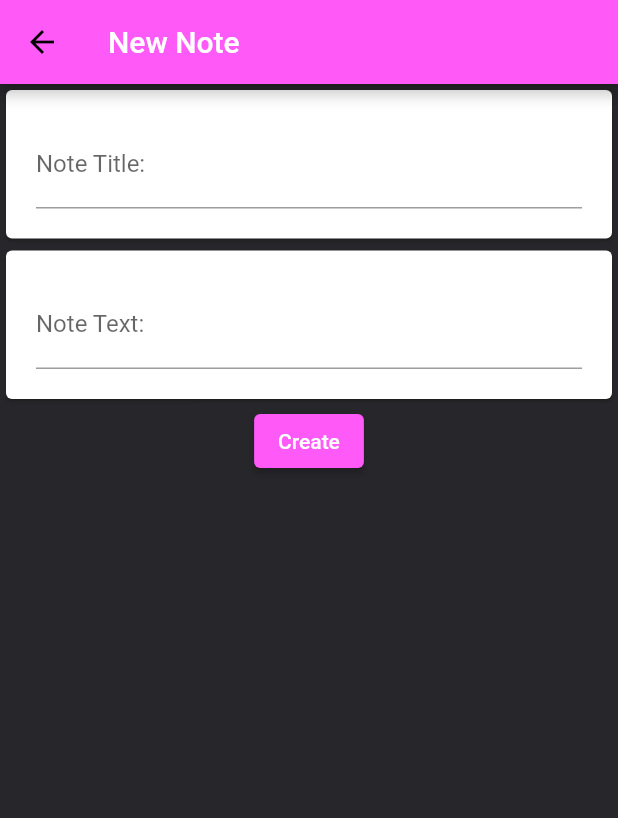
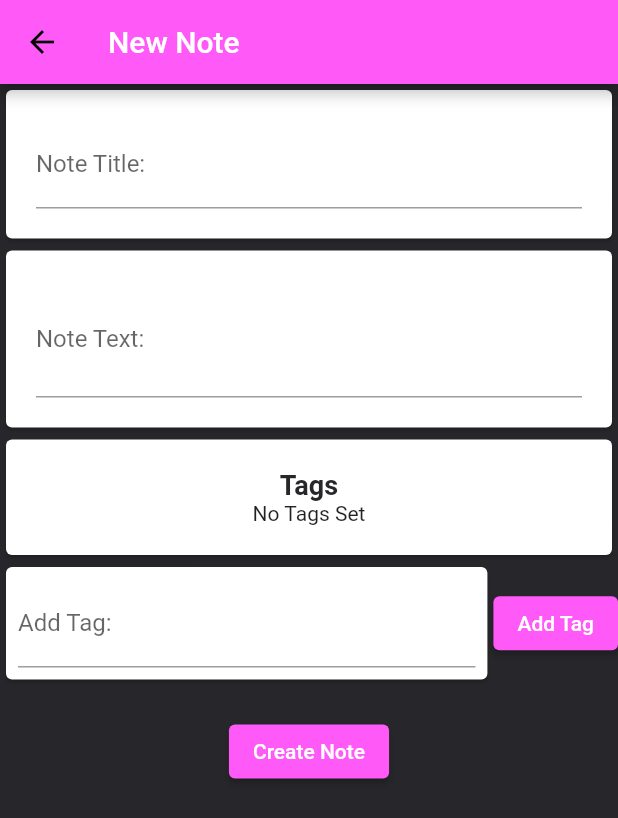
Before and after one commit to jacob1710/noteyio-flutter, a Flutter app: the CreateNoteView screen opened directly with empty values, on a phone screen of 412 x 824 dp. Shown: the top 818 px of the screen. Run offline on Flutter 3.47's test engine with Material 2 defaults, Android fonts, the phone set to English and light mode, and no system bars; our stand-ins replace firebase_auth, firebase_core, flutter_slidable, get_it, stacked; accounts and stored records are empty.

Commit message:
Add ability to add tags to note

```diff
--- a/lib/models/NewNoteDto.dart
+++ b/lib/models/NewNoteDto.dart
@@ -4,7 +4,7 @@ class NewNoteDto{
   String imgId;
   String title;
   var tags = <String>[];
-  NewNoteDto({required this.userId, required this.text, required this.imgId, required this.title});
+  NewNoteDto({required this.userId, required this.text, required this.imgId, required this.title, required this.tags});
 
   Map<String, dynamic> toJson() {
     final Map<String, dynamic> newNote = new Map<String, dynamic>();
--- a/lib/services/api_service.dart
+++ b/lib/services/api_service.dart
@@ -55,6 +55,7 @@ class ApiService{
 
   Future<NoteyioUser?> getUser(String firebaseId) async{
     print('ApiService.getUser');
+    await populateHeaders();
     try {
       var endpoint = Uri.parse('$_endpoint/users/get?firebaseId=$firebaseId');
       var response =
@@ -83,7 +84,7 @@ class ApiService{
 
   Future<NoteyioUser?> registerUser(Map<String, String> newUserDto) async{
     print('ApiService.registerUser');
-    const String firebaseId = 'qsdgjnhsldjkgh234626';
+    await populateHeaders();
     try {
       var endpoint = Uri.parse('$_endpoint/users/create');
       var response =
@@ -120,6 +121,7 @@ class ApiService{
 
   Future<UserNoteList?> getNotesForUser(String userId) async{
     print('ApiService.getNotesForUser');
+    await populateHeaders();
     try {
       var endpoint = Uri.parse('$_endpoint/notes/getAllForUser?userId=$userId');
       print(endpoint);
@@ -150,6 +152,7 @@ class ApiService{
 
   Future<bool?> deleteNoteWithId(String noteId) async{
     print('ApiService.deleteNoteWithId');
+    await populateHeaders();
     try {
       var endpoint = Uri.parse('$_endpoint/notes/delete?noteId=$noteId');
       print(endpoint);
@@ -182,6 +185,7 @@ class ApiService{
 
   Future<bool?> createNewNote (NewNoteDto newNoteDto) async{
     print('ApiService.createNewNote');
+    await populateHeaders();
     try {
       var endpoint = Uri.parse('$_endpoint/notes/create');
       print(endpoint);
--- /dev/null
+++ b/lib/services/image_service.dart
@@ -0,0 +1,3 @@
+class ImageService{
+  //TODO: Implement image downloading, caching in storage, displaying and uploading
+}
--- a/lib/views/note_creation/create_note_view.dart
+++ b/lib/views/note_creation/create_note_view.dart
@@ -15,8 +15,12 @@ class CreateNoteView extends StatefulWidget {
 }
 
 class _CreateNoteViewState extends State<CreateNoteView> {
+
   @override
   Widget build(BuildContext context) {
+    final double screenHeight = MediaQuery.of(context).size.height;
+    final double screenWidth = MediaQuery.of(context).size.width;
+    var _tagController = TextEditingController();
     return ViewModelBuilder<CreateNoteViewModel>.reactive(
         viewModelBuilder: () => CreateNoteViewModel(),
         onModelReady: (model) => model.init(),
@@ -58,13 +62,83 @@ class _CreateNoteViewState extends State<CreateNoteView> {
                           labelText: 'Note Text:',
                         ),
                         enableSuggestions: true,
-                        autocorrect: false,
+                        autocorrect: true,
+                        minLines: 2,
+                        maxLines: 6,
                         onChanged: (value) {
                           model.text = value;
                         },
                       ),
                     )
                 ),
+                Card(
+                    child: Padding(
+                      padding: const EdgeInsets.all(20.0),
+                      child: Column(
+                        children: [
+                          Text(
+                            "Tags",
+                            style: AppStyles.kHeadingTextStyle
+                          ),
+                          model.tags.isEmpty ? Center(child: Text('No Tags Set')):ListView.builder(
+                              shrinkWrap: true,
+                              itemCount: model.tags.length,
+                              itemBuilder: (context, int index) {
+                                return Text('• '+model.tags[index]);
+                              }
+                          ),
+                        ],
+                      )
+                    )
+                ),
+
+                Row(
+                  mainAxisSize: MainAxisSize.min,
+                  children: [
+                    Expanded(
+                      child: Card(
+                          child: Container(
+                            width: screenWidth*0.6,
+                            child: Padding(
+                              padding: const EdgeInsets.all(8.0),
+                              child: TextFormField(
+                                controller: _tagController,
+                                decoration: const InputDecoration(
+                                  hintText: 'Enter Tag Name',
+                                  labelText: 'Add Tag:',
+                                ),
+                                enableSuggestions: true,
+                                autocorrect: false,
+                                onChanged: (value) {
+                                  model.currentTag = value;
+                                },
+                              ),
+                            ),
+                          )
+                      ),
+                    ),
+                    DefaultButton(
+                      onTapped: () async {
+                        bool complete =  model.addTagToList(model.currentTag);
+                        print(complete);
+                        if(complete){
+                          _tagController.clear();
+                          model.currentTag = '';
+                          setState(() {
+                          });
+                        }else{
+                          //error
+
+                          //Dismiss keyboard
+                          FocusScope.of(context).requestFocus(new FocusNode());
+
+                        }
+                      },
+                      text: 'Add Tag',
+                    ),
+                  ],
+                ),
+                SizedBox(height: 20),
                 Center(
                   child: DefaultButton(
                     onTapped: () async {
@@ -77,7 +151,7 @@ class _CreateNoteViewState extends State<CreateNoteView> {
                         //error
                       }
                     },
-                    text: 'Create',
+                    text: 'Create Note',
                   ),
                 ),
               ]
--- a/lib/views/note_creation/create_note_view_model.dart
+++ b/lib/views/note_creation/create_note_view_model.dart
@@ -6,6 +6,7 @@ class CreateNoteViewModel extends BaseModel{
   String text = '';
   var tags = <String>[];
   String title = '';
+  String currentTag = '';
 
   Future<void> init() async{
     print('CreateNoteViewModel.init');
@@ -16,7 +17,7 @@ class CreateNoteViewModel extends BaseModel{
     print(text+'--'+title+'--'+userService.getUser().id);
     NewNoteDto newNoteDto = new NewNoteDto(
         userId: userService.getUser().id, text: text,
-        imgId: '', title: title
+        imgId: '', title: title, tags: tags
     );
     bool? result = await apiService.createNewNote(newNoteDto);
     if(result == null){
@@ -25,4 +26,13 @@ class CreateNoteViewModel extends BaseModel{
       return result;
     }
   }
+  bool addTagToList(String tagName){
+    if(tags.contains(tagName)){
+      return false;
+    }else{
+      tags.add(tagName);
+      return true;
+    }
+
+  }
 }
```
